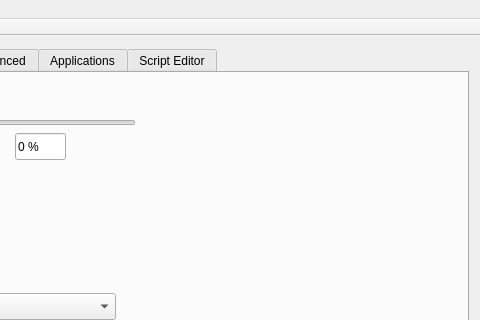
Before: the Qt Designer form mainwindow.ui in bekroogle/Bamboozled, drawn with Qt 5; both pictures show x 218 to 698 and y 0 to 320 of the 698 by 514 pixel window.
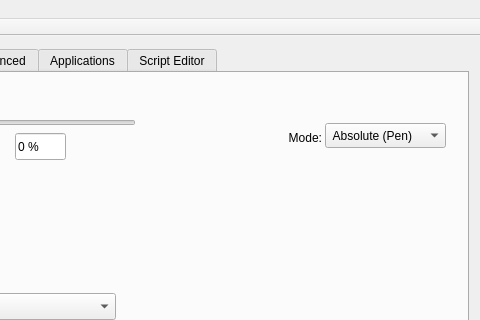
After: the same form once the commit is applied. The open tabs and pages were chosen to show the change. Icons and pictures are not drawn.

Commit message: Started adding control for mode (Absolute|Relative), but it's not working yet.

Diff of the .ui file:
```diff
--- a/mainwindow.ui
+++ b/mainwindow.ui
@@ -191,6 +191,54 @@
          <string>0 %</string>
         </property>
        </widget>
+       <widget class="QComboBox" name="modeComboBox">
+        <property name="geometry">
+         <rect>
+          <x>530</x>
+          <y>50</y>
+          <width>121</width>
+          <height>25</height>
+         </rect>
+        </property>
+        <property name="editable">
+         <bool>false</bool>
+        </property>
+        <property name="currentText">
+         <string notr="true"> Absolute (Pen)</string>
+        </property>
+        <property name="maxVisibleItems">
+         <number>2</number>
+        </property>
+        <property name="maxCount">
+         <number>2</number>
+        </property>
+        <item>
+         <property name="text">
+          <string> Absolute (Pen)</string>
+         </property>
+        </item>
+        <item>
+         <property name="text">
+          <string>Relative (Mouse)</string>
+         </property>
+        </item>
+       </widget>
+       <widget class="QLabel" name="label_4">
+        <property name="geometry">
+         <rect>
+          <x>470</x>
+          <y>55</y>
+          <width>57</width>
+          <height>20</height>
+         </rect>
+        </property>
+        <property name="text">
+         <string>Mode:</string>
+        </property>
+        <property name="alignment">
+         <set>Qt::AlignRight|Qt::AlignTrailing|Qt::AlignVCenter</set>
+        </property>
+       </widget>
       </widget>
       <widget class="QWidget" name="touchTab">
        <attribute name="title">
```
Left out of the diff: 2 changed lines with no effect on the pictures. The commit also changes 1 other file.
